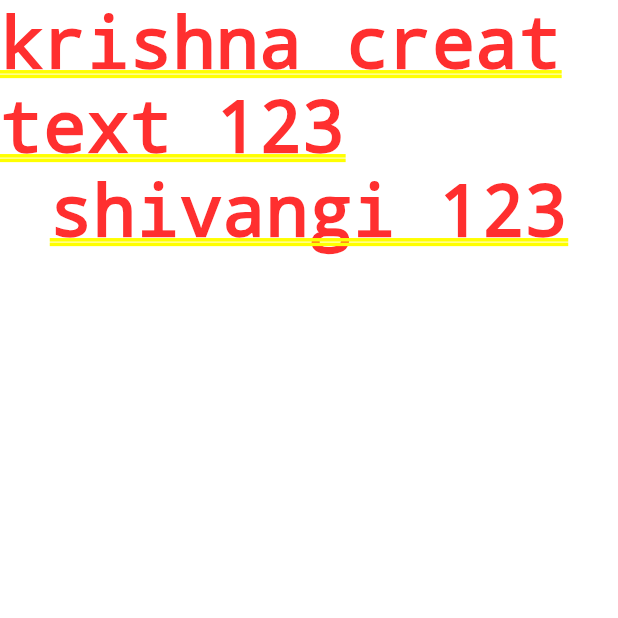
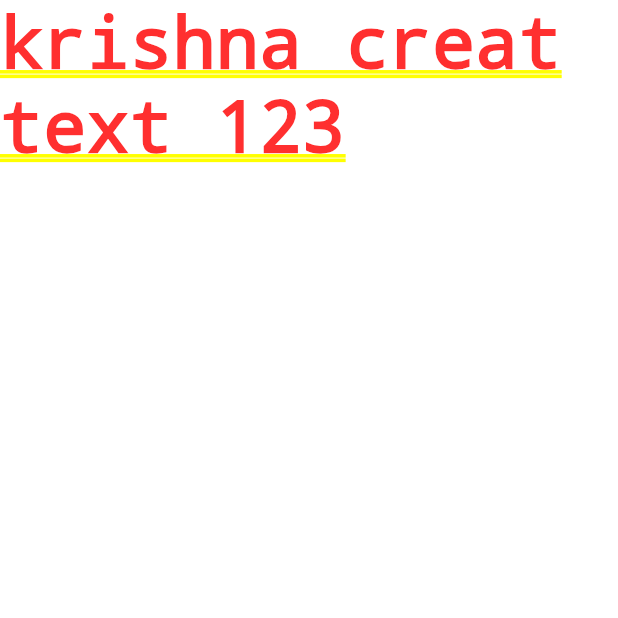
Before and after one commit to shivangi25-collab/flutter_generic_structure, a Flutter app: the screen it shows after launch, on a phone screen of 412 x 824 dp, the top half of it. Run offline on Flutter 3.47's test engine with Material 2 defaults, Android fonts, the phone set to English and light mode, and no system bars; our stand-ins replace dio, file_picker, get, get_storage, image_cropper, image_picker and 3 more.

Commit message:
splash remove shivangi

```diff
--- a/lib/pages/Auth/SplashPage.dart
+++ b/lib/pages/Auth/SplashPage.dart
@@ -15,7 +15,7 @@ class _SplashPageState extends State<SplashPage> {
       child: Column(
         children: [
           Text("krishna creat text 123"),
-          Text("shivangi 123"),
+
         ],
       ),
 
```
